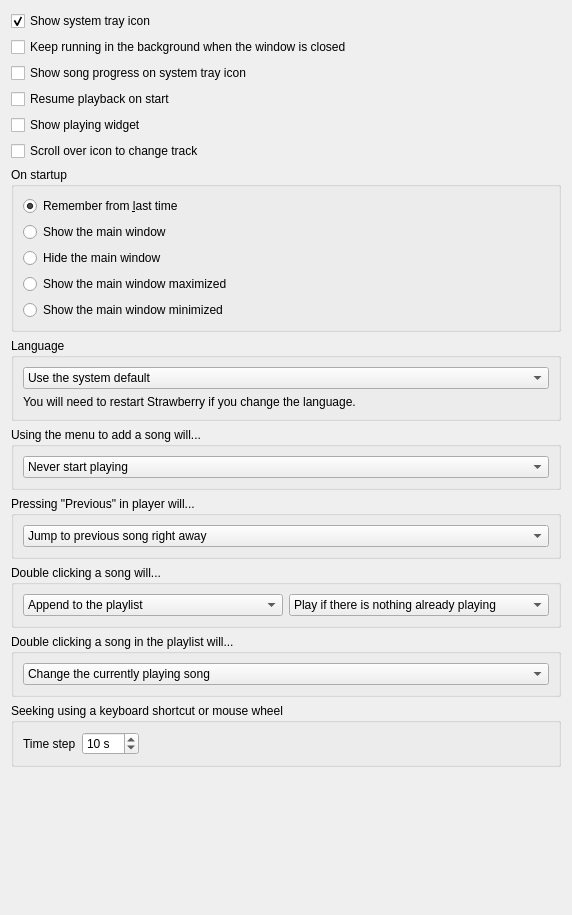
This is src/settings/behavioursettingspage.ui in strawberrymusicplayer/strawberry as Qt 5 draws it before an edit. The edited form follows.
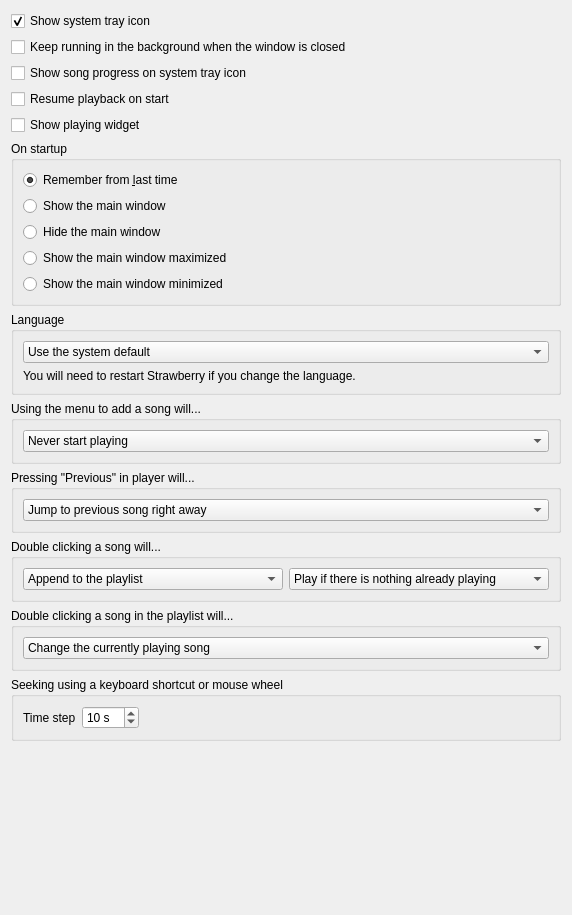
This is the edited form.

Diff of the .ui file:
```diff
--- a/src/settings/behavioursettingspage.ui
+++ b/src/settings/behavioursettingspage.ui
@@ -58,16 +58,6 @@
      </property>
     </widget>
    </item>
-   <item>
-    <widget class="QCheckBox" name="checkbox_scrolltrayicon">
-     <property name="text">
-      <string>Scroll over icon to change track</string>
-     </property>
-     <property name="checked">
-      <bool>false</bool>
-     </property>
-    </widget>
-   </item>
    <item>
     <widget class="QGroupBox" name="groupbox_startup">
      <property name="title">
```
Left out of the diff: 1 changed line with no effect on the pictures.
